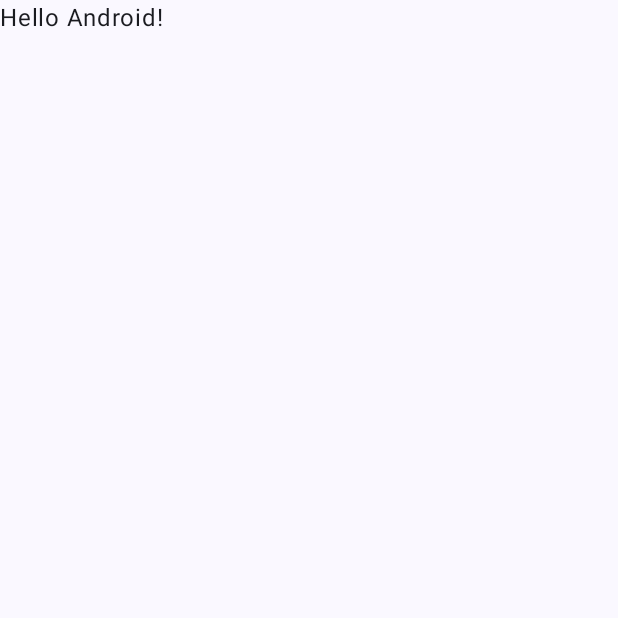
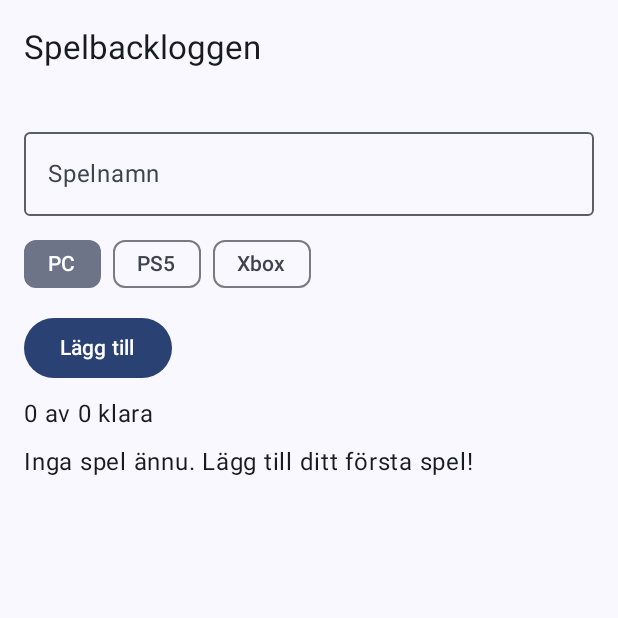
Before and after one commit to Yazen96/Spelbackloggen, an Android app built with Jetpack Compose: the screen it shows after launch (MainActivity), on a phone screen of 412 x 824 dp, the top half of it. Before the commit the part shown is almost empty. Run offline under Robolectric (Android 15) with nearby library versions, the phone set to English and light mode, and no system bars.

Commit message:
Skapat appens gränssnitt

```diff
--- a/app/src/main/java/se/yazen/spelbackloggen/MainActivity.kt
+++ b/app/src/main/java/se/yazen/spelbackloggen/MainActivity.kt
@@ -1,47 +1,115 @@
+
 package se.yazen.spelbackloggen
 
 import android.os.Bundle
 import androidx.activity.ComponentActivity
 import androidx.activity.compose.setContent
-import androidx.activity.enableEdgeToEdge
-import androidx.compose.foundation.layout.fillMaxSize
-import androidx.compose.foundation.layout.padding
-import androidx.compose.material3.Scaffold
-import androidx.compose.material3.Text
-import androidx.compose.runtime.Composable
+import androidx.activity.viewModels
+import androidx.compose.foundation.layout.*
+import androidx.compose.foundation.lazy.LazyColumn
+import androidx.compose.foundation.lazy.items
+import androidx.compose.material3.*
+import androidx.compose.runtime.*
+import androidx.compose.ui.Alignment
 import androidx.compose.ui.Modifier
-import androidx.compose.ui.tooling.preview.Preview
+import androidx.compose.ui.unit.dp
 import se.yazen.spelbackloggen.ui.theme.SpelbackloggenTheme
 
 class MainActivity : ComponentActivity() {
+    private val vm by viewModels<GameViewModel>()
+
     override fun onCreate(savedInstanceState: Bundle?) {
         super.onCreate(savedInstanceState)
-        enableEdgeToEdge()
         setContent {
             SpelbackloggenTheme {
-                Scaffold(modifier = Modifier.fillMaxSize()) { innerPadding ->
-                    Greeting(
-                        name = "Android",
-                        modifier = Modifier.padding(innerPadding)
+                GameScreen(vm)
+            }
+        }
+    }
+}
+
+@OptIn(ExperimentalMaterial3Api::class)
+@Composable
+fun GameScreen(vm: GameViewModel) {
+    var title by remember { mutableStateOf("") }
+    var platform by remember { mutableStateOf("PC") }
+    var editId by remember { mutableStateOf<Int?>(null) }
+
+    Scaffold(
+        topBar = { TopAppBar(title = { Text("Spelbackloggen") }) }
+    ) { padding ->
+        Column(
+            modifier = Modifier.fillMaxSize().padding(padding).padding(16.dp),
+            verticalArrangement = Arrangement.spacedBy(8.dp)
+        ) {
+            OutlinedTextField(
+                value = title,
+                onValueChange = { title = it },
+                label = { Text("Spelnamn") },
+                modifier = Modifier.fillMaxWidth()
+            )
+
+            Row(horizontalArrangement = Arrangement.spacedBy(8.dp)) {
+                listOf("PC", "PS5", "Xbox").forEach {
+                    FilterChip(
+                        selected = platform == it,
+                        onClick = { platform = it },
+                        label = { Text(it) }
                     )
+                }
+            }
+
+            Button(onClick = {
+                if (title.isNotBlank()) {
+                    val id = editId
+                    if (id == null) vm.addGame(title, platform)
+                    else vm.editGame(id, title, platform)
+                    title = ""
+                    editId = null
+                }
+            }) {
+                Text(if (editId == null) "Lägg till" else "Spara")
+            }
+
+            Text("${vm.games.count { it.completed }} av ${vm.games.size} klara")
+
+            if (vm.games.isEmpty()) {
+                Text("Inga spel ännu. Lägg till ditt första spel!")
+            } else {
+                LazyColumn {
+                    items(vm.games) { game ->
+                        Row(verticalAlignment = Alignment.CenterVertically) {
+                            Checkbox(
+                                checked = game.completed,
+                                onCheckedChange = { vm.toggleCompleted(game.id) }
+                            )
+
+                            Column(modifier = Modifier.weight(1f)) {
+                                Text(game.title)
+                                Text(game.platform)
+                            }
+
+                            TextButton(onClick = {
+                                title = game.title
+                                platform = game.platform
+                                editId = game.id
+                            }) {
+                                Text("Ändra")
+                            }
+
+                            TextButton(onClick = {
+                                vm.deleteGame(game.id)
+                                if (editId == game.id) {
+                                    editId = null
+                                    title = ""
+                                }
+                            }) {
+                                Text("Ta bort")
+                            }
+                        }
+                    }
                 }
             }
         }
     }
 }
-
-@Composable
-fun Greeting(name: String, modifier: Modifier = Modifier) {
-    Text(
-        text = "Hello $name!",
-        modifier = modifier
-    )
-}
-
-@Preview(showBackground = true)
-@Composable
-fun GreetingPreview() {
-    SpelbackloggenTheme {
-        Greeting("Android")
-    }
-}
```
